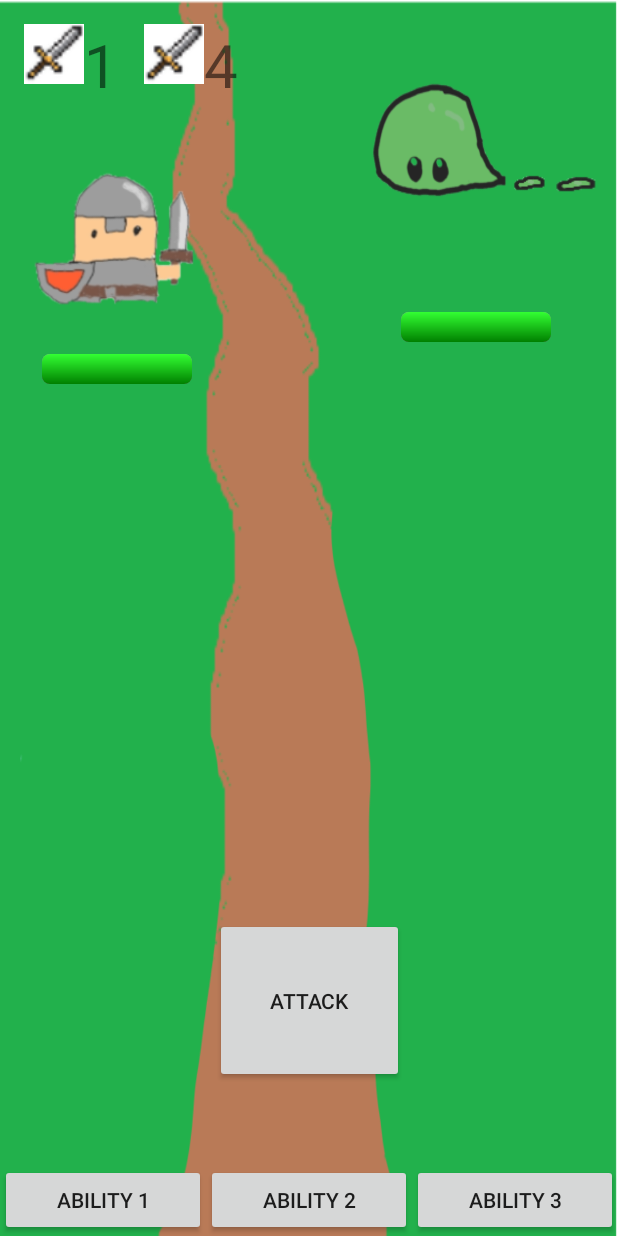
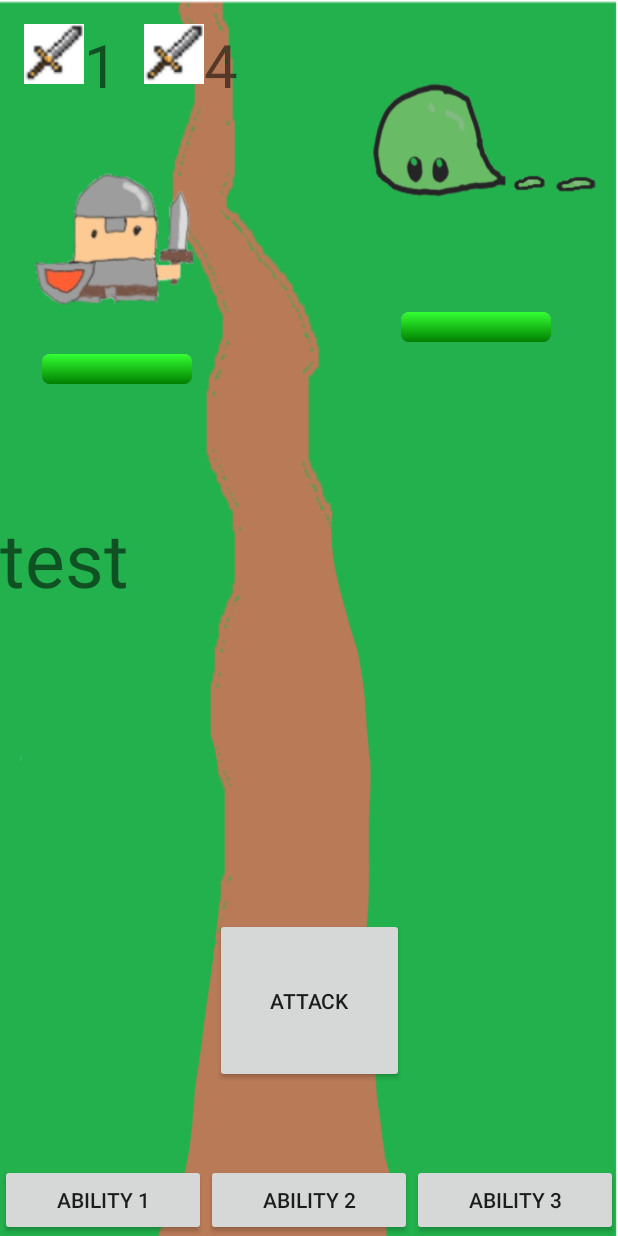
Before and after one commit to baggatbt/stepApp, an Android app: the BattleActivity screen opened directly, with no data from a screen before it, on a phone screen of 412 x 824 dp. Run offline under Robolectric (Android 15) with nearby library versions, the phone set to English and light mode, and no system bars.

Commit message:
adding frame display to battle for timing based debugging

```diff
--- a/app/src/main/java/com/example/myapplication/ui/main/Battle.kt
+++ b/app/src/main/java/com/example/myapplication/ui/main/Battle.kt
@@ -64,6 +64,7 @@ class Battle(private val onEnemyHealthChangedListener: OnEnemyHealthChangedListe
     lateinit var enemyRecyclerView: RecyclerView
     lateinit var turnOrderRecyclerView: RecyclerView
     lateinit var enemyAdapter: EnemyAdapter
+    lateinit var currentFrameView: TextView
 
 
 
@@ -123,6 +124,7 @@ class Battle(private val onEnemyHealthChangedListener: OnEnemyHealthChangedListe
 
         // Find views
         turnOrderRecyclerView = (context as Activity).findViewById(R.id.turnOrderRecyclerView)
+        currentFrameView = (context as Activity).findViewById(R.id.currentFrameDebug)
         attackAnimation = (context as Activity).findViewById(R.id.basicKnight)
         basicAttackButton = (context as Activity).findViewById(R.id.basicAttackButton)
         abilityOneButton = (context as Activity).findViewById(R.id.ability_card_1)
@@ -591,10 +593,12 @@ class Battle(private val onEnemyHealthChangedListener: OnEnemyHealthChangedListe
                 if (currentFrame >= attackFrames.size) {
                     currentFrame = 0 // reset to the first frame
                 }
+                currentFrameView.setText(currentFrame.toString())
 
                 // Check if the animation is between the timing window start and end frames
                 if (currentFrame in timingWindowStartFrame..timingWindowEndFrame) {
                     timingWindowOpen = true
+
                     timingFlash()
                 } else {
                     timingWindowOpen = false
--- a/app/src/main/res/layout/activity_battle.xml
+++ b/app/src/main/res/layout/activity_battle.xml
@@ -22,7 +22,6 @@
         android:id="@+id/timingCircleView"
         android:layout_width="match_parent"
         android:layout_height="match_parent" />
-
 
 
     <androidx.recyclerview.widget.RecyclerView
@@ -53,14 +52,26 @@
         app:srcCompat="@drawable/basicknight"
         app:tint="@null" />
 
+
+    <TextView
+        android:id="@+id/currentFrameDebug"
+        android:layout_width="138dp"
+        android:layout_height="96dp"
+        android:layout_marginTop="256dp"
+        android:layout_marginBottom="307dp"
+        android:text="test"
+        android:textSize="50dp"
+        app:layout_constraintBottom_toBottomOf="parent"
+        app:layout_constraintTop_toTopOf="parent"
+        tools:layout_editor_absoluteX="119dp" />
+
     <ImageView
         android:id="@+id/tapTimeImageView"
         android:layout_width="0dp"
         android:layout_height="0dp"
         app:layout_constraintBottom_toBottomOf="parent"
         app:layout_constraintEnd_toEndOf="parent"
-        app:layout_constraintStart_toStartOf="parent"
-        />
+        app:layout_constraintStart_toStartOf="parent" />
 
     <ImageView
         android:id="@+id/enemyImage6"
```
